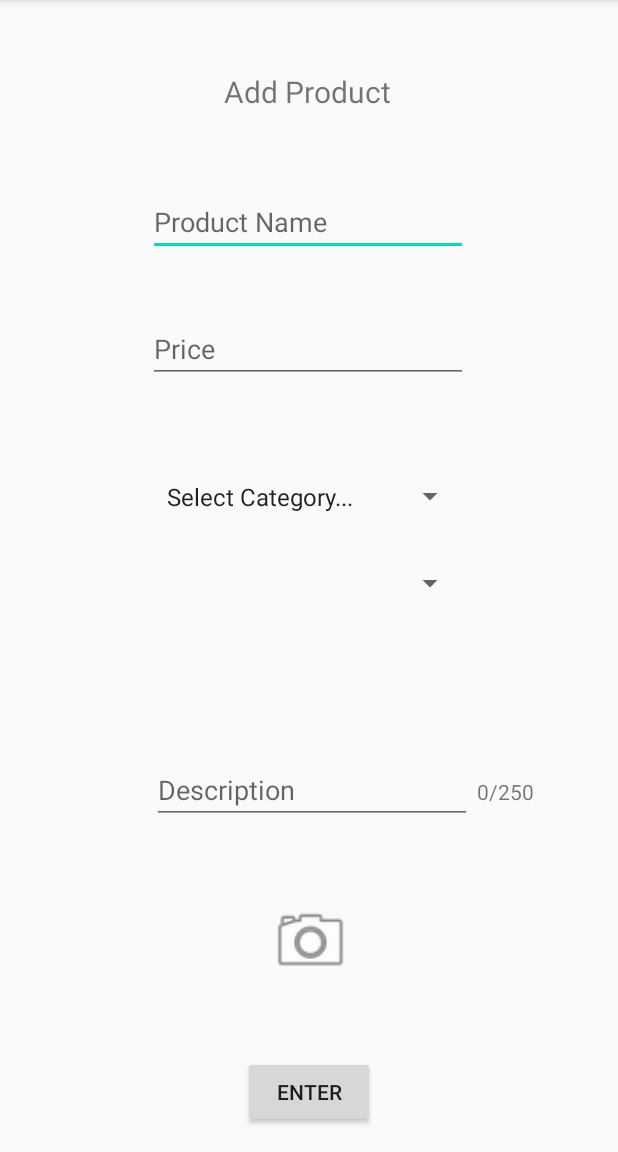
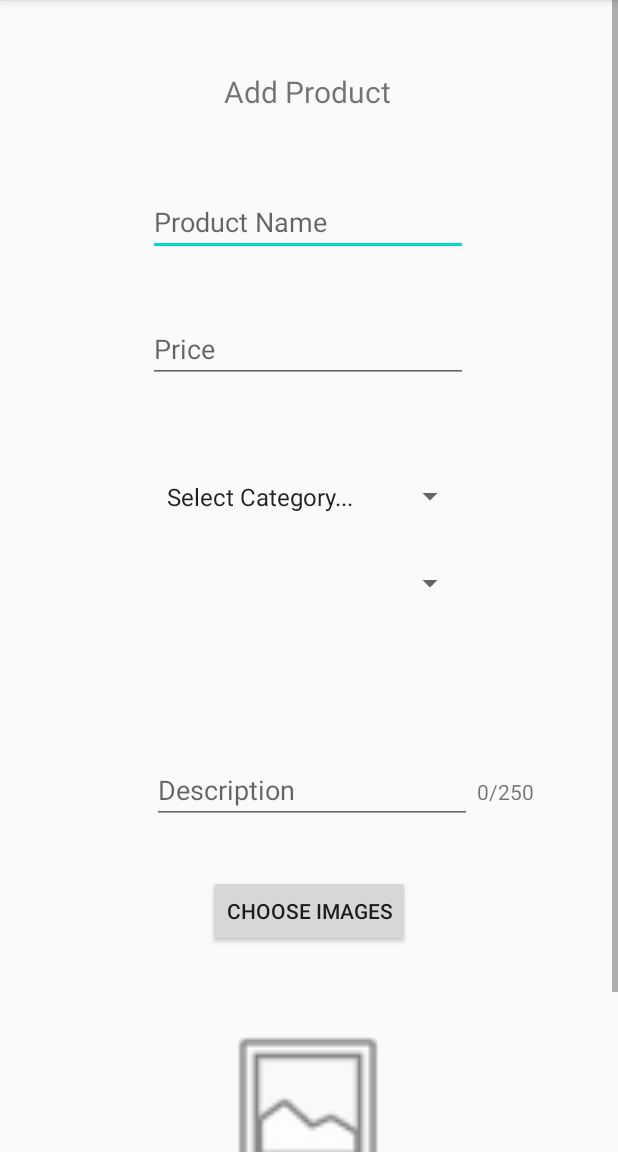
Before and after one commit to Dillon4111/MarketSwipe, an Android app: the AddProductActivity screen opened directly, with no data from a screen before it, on a phone screen of 412 x 824 dp, the part 84-1236 px from its top. Run offline under Robolectric (Android 15) with nearby library versions, the phone set to English and light mode, and no system bars; our stand-ins replace Firebase (no records; nobody signed in at launch, a user with empty details on screens opened directly); libraries missing offline, so code that uses them is left out: com.ablanco.zoomy.

Commit message:
Implement image uploading + zoom

```diff
--- a/app/build.gradle
+++ b/app/build.gradle
@@ -30,6 +30,7 @@ dependencies {
     implementation 'androidx.constraintlayout:constraintlayout:2.0.2'
     implementation 'com.google.firebase:firebase-database:19.5.0'
     implementation 'com.google.firebase:firebase-auth:16.0.5'
+    implementation 'androidx.recyclerview:recyclerview:1.1.0'
     testImplementation 'junit:junit:4.12'
     androidTestImplementation 'androidx.test.ext:junit:1.1.2'
     androidTestImplementation 'androidx.test.espresso:espresso-core:3.3.0'
@@ -39,5 +40,6 @@ dependencies {
     // When using the BoM, you don't specify versions in Firebase library dependencies
     implementation 'com.google.firebase:firebase-database'
     implementation 'com.google.firebase:firebase-analytics'
+    implementation 'com.ablanco.zoomy:zoomy:1.1.0'
 
 }
--- a/app/src/main/AndroidManifest.xml
+++ b/app/src/main/AndroidManifest.xml
@@ -1,6 +1,8 @@
 <?xml version="1.0" encoding="utf-8"?>
 <manifest xmlns:android="http://schemas.android.com/apk/res/android"
     package="com.example.marketswipe">
+
+    <uses-permission android:name="android.permission.READ_EXTERNAL_STORAGE"/>
 
     <application
         android:allowBackup="true"
--- a/app/src/main/res/layout/activity_addproduct.xml
+++ b/app/src/main/res/layout/activity_addproduct.xml
@@ -126,28 +126,42 @@
             android:layout_height="wrap_content"
             android:layout_marginStart="162dp"
             android:layout_marginLeft="162dp"
-            android:layout_marginTop="704dp"
+            android:layout_marginTop="844dp"
             android:layout_marginEnd="162dp"
             android:layout_marginRight="162dp"
             android:text="Enter"
             app:layout_constraintEnd_toEndOf="parent"
-            app:layout_constraintHorizontal_bias="0.0"
+            app:layout_constraintHorizontal_bias="0.571"
+            app:layout_constraintStart_toStartOf="parent"
+            app:layout_constraintTop_toTopOf="parent" />
+
+        <Button
+            android:id="@+id/chooseImagesButton"
+            android:layout_width="wrap_content"
+            android:layout_height="wrap_content"
+            android:layout_marginStart="129dp"
+            android:layout_marginLeft="129dp"
+            android:layout_marginTop="583dp"
+            android:layout_marginEnd="129dp"
+            android:layout_marginRight="129dp"
+            android:text="Choose Images"
+            app:layout_constraintEnd_toEndOf="parent"
             app:layout_constraintStart_toStartOf="parent"
             app:layout_constraintTop_toTopOf="parent" />
 
         <ImageView
-            android:id="@+id/imageView2"
-            android:layout_width="83dp"
-            android:layout_height="56dp"
-            android:layout_marginStart="165dp"
-            android:layout_marginLeft="165dp"
-            android:layout_marginTop="599dp"
-            android:layout_marginEnd="164dp"
-            android:layout_marginRight="164dp"
+            android:id="@+id/imageView"
+            android:layout_width="244dp"
+            android:layout_height="122dp"
+            android:layout_marginStart="80dp"
+            android:layout_marginLeft="80dp"
+            android:layout_marginTop="677dp"
+            android:layout_marginEnd="81dp"
+            android:layout_marginRight="81dp"
             app:layout_constraintEnd_toEndOf="parent"
             app:layout_constraintStart_toStartOf="parent"
             app:layout_constraintTop_toTopOf="parent"
-            app:srcCompat="@android:drawable/ic_menu_camera" />
+            app:srcCompat="@android:drawable/ic_menu_gallery" />
 
     </androidx.constraintlayout.widget.ConstraintLayout>
 </ScrollView>
```
Also changed, not shown: app/src/main/java/com/example/marketswipe/activities/AddProductActivity.java (+101 -1 lines).
